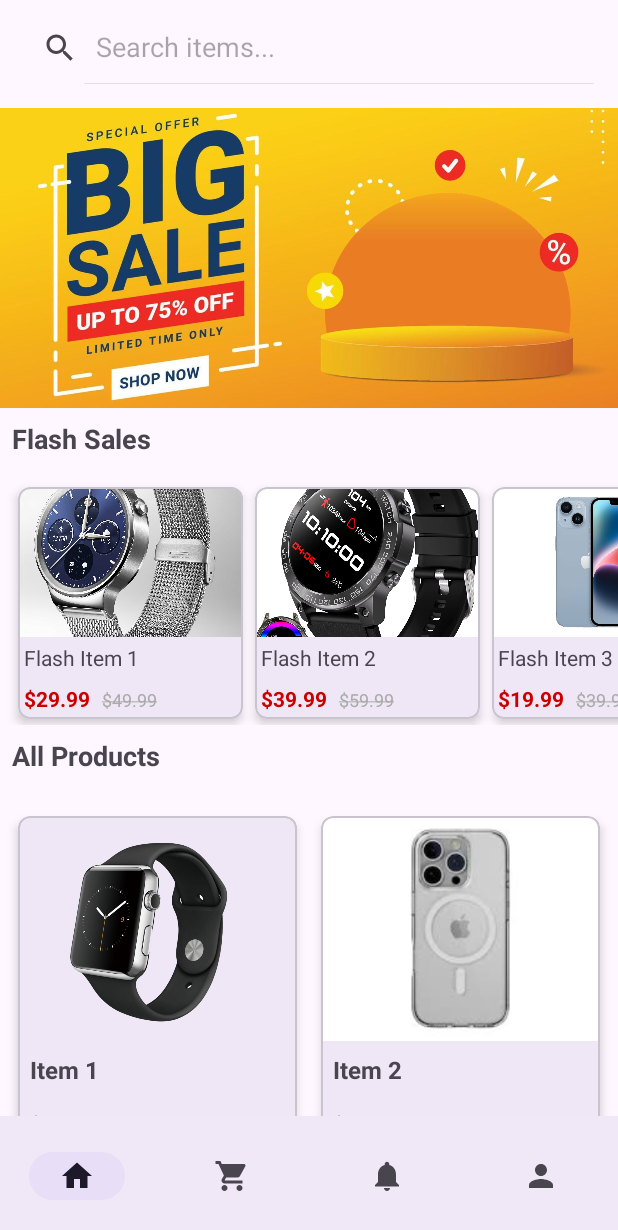
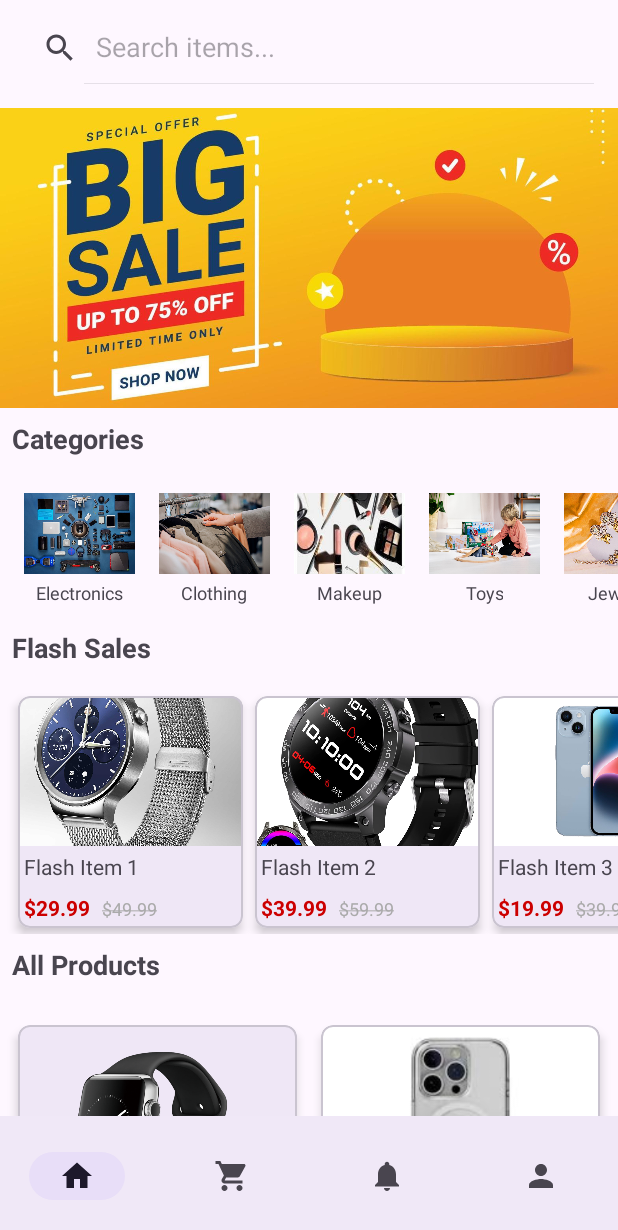
Before and after one commit to SarangaSiriwardhana9/EAD-E_commerce_App, an Android app: the MainActivity screen opened directly, with no data from a screen before it, on a phone screen of 412 x 824 dp. Shown: the top 1230 px of the screen. Run offline under Robolectric (Android 15) with nearby library versions, the phone set to English and light mode, and no system bars.

Commit message:
create category bar

```diff
--- /dev/null
+++ b/app/src/main/java/com/example/ssd_e_commerce/Category/CategoryAdapter.kt
@@ -0,0 +1,30 @@
+package com.example.ssd_e_commerce.Home
+
+import android.view.LayoutInflater
+import android.view.View
+import android.view.ViewGroup
+import android.widget.ImageView
+import android.widget.TextView
+import androidx.recyclerview.widget.RecyclerView
+import com.example.ssd_e_commerce.R
+
+class CategoryAdapter(private val categories: List<CategoryItem>) : RecyclerView.Adapter<CategoryAdapter.CategoryViewHolder>() {
+
+    inner class CategoryViewHolder(itemView: View) : RecyclerView.ViewHolder(itemView) {
+        val imageView: ImageView = itemView.findViewById(R.id.categoryImage)
+        val textView: TextView = itemView.findViewById(R.id.categoryName)
+    }
+
+    override fun onCreateViewHolder(parent: ViewGroup, viewType: Int): CategoryViewHolder {
+        val view = LayoutInflater.from(parent.context).inflate(R.layout.item_category, parent, false)
+        return CategoryViewHolder(view)
+    }
+
+    override fun onBindViewHolder(holder: CategoryViewHolder, position: Int) {
+        val category = categories[position]
+        holder.imageView.setImageResource(category.imageResourceId)
+        holder.textView.text = category.name
+    }
+
+    override fun getItemCount(): Int = categories.size
+}
--- /dev/null
+++ b/app/src/main/java/com/example/ssd_e_commerce/Category/CategoryItem.kt
@@ -0,0 +1,6 @@
+package com.example.ssd_e_commerce.Home
+
+data class CategoryItem(
+    val name: String,
+    val imageResourceId: Int
+)
--- a/app/src/main/java/com/example/ssd_e_commerce/Home/MainActivity.kt
+++ b/app/src/main/java/com/example/ssd_e_commerce/Home/MainActivity.kt
@@ -16,6 +16,10 @@ import com.example.ssd_e_commerce.databinding.ActivityMainBinding
 class MainActivity : AppCompatActivity() {
 
     private lateinit var binding: ActivityMainBinding
+    private lateinit var categoryAdapter: CategoryAdapter
+    private val categories = mutableListOf<CategoryItem>()
+    private lateinit var categoryRunnable: Runnable
+    private val categoryHandler = android.os.Handler()
 
     override fun onCreate(savedInstanceState: Bundle?) {
         super.onCreate(savedInstanceState)
@@ -47,12 +51,40 @@ class MainActivity : AppCompatActivity() {
             }
         }
     }
+
     private fun setupHomeScreen() {
         setupSearchBar()
         setupImageSlider()
+        setupCategorySlider()
         setupFlashSaleSlider()
         setupItemCards()
     }
+
+
+    private fun setupCategorySlider() {
+        categories.addAll(listOf(
+            CategoryItem("Electronics", R.drawable.electronic),
+            CategoryItem("Clothing", R.drawable.clothing),
+            CategoryItem("Makeup", R.drawable.makeup),
+            CategoryItem("Toys", R.drawable.toys),
+            CategoryItem("Jewelry", R.drawable.jewelry),
+            CategoryItem("Shoes", R.drawable.shoes)
+        ))
+
+        categoryAdapter = CategoryAdapter(categories)
+        binding.categoryRecyclerView.layoutManager = LinearLayoutManager(this, LinearLayoutManager.HORIZONTAL, false)
+        binding.categoryRecyclerView.adapter = categoryAdapter
+
+        // Auto slide for categories
+        categoryRunnable = object : Runnable {
+            override fun run() {
+                binding.categoryRecyclerView.smoothScrollToPosition((binding.categoryRecyclerView.layoutManager as LinearLayoutManager).findFirstVisibleItemPosition() + 1)
+                categoryHandler.postDelayed(this, 3000) // Slide every 3 seconds
+            }
+        }
+        categoryHandler.postDelayed(categoryRunnable, 3000)
+    }
+
 
     private fun setupSearchBar() {
         binding.searchBar.setOnQueryTextListener(object : androidx.appcompat.widget.SearchView.OnQueryTextListener {
@@ -117,4 +149,9 @@ class MainActivity : AppCompatActivity() {
         binding.recyclerView.layoutManager = GridLayoutManager(this, 2)
         binding.recyclerView.adapter = adapter
     }
+
+    override fun onDestroy() {
+        super.onDestroy()
+        categoryHandler.removeCallbacks(categoryRunnable)
+    }
 }
--- /dev/null
+++ b/app/src/main/res/drawable/placeholder_image.xml
@@ -0,0 +1,6 @@
+<?xml version="1.0" encoding="utf-8"?>
+<shape xmlns:android="http://schemas.android.com/apk/res/android"
+    android:shape="rectangle">
+    <solid android:color="#CCCCCC" />
+    <size android:width="70dp" android:height="56dp" />
+</shape>
--- a/app/src/main/res/layout/activity_main.xml
+++ b/app/src/main/res/layout/activity_main.xml
@@ -31,6 +31,23 @@
                 android:layout_width="match_parent"
                 android:layout_height="200dp"
                 android:layout_marginTop="8dp" />
+
+            <TextView
+                android:layout_width="match_parent"
+                android:layout_height="wrap_content"
+                android:text="Categories"
+                android:textSize="18sp"
+                android:textStyle="bold"
+                android:padding="8dp" />
+
+            <androidx.recyclerview.widget.RecyclerView
+                android:id="@+id/categoryRecyclerView"
+                android:layout_width="match_parent"
+                android:layout_height="wrap_content"
+                android:layout_marginTop="8dp"
+                android:clipToPadding="false"
+                android:paddingStart="8dp"
+                android:paddingEnd="8dp" />
 
             <TextView
                 android:layout_width="match_parent"
--- /dev/null
+++ b/app/src/main/res/layout/item_category.xml
@@ -0,0 +1,24 @@
+<?xml version="1.0" encoding="utf-8"?>
+<LinearLayout
+    xmlns:android="http://schemas.android.com/apk/res/android"
+    android:layout_width="wrap_content"
+    android:layout_height="wrap_content"
+    android:orientation="vertical"
+    android:padding="8dp"
+    android:gravity="center">
+
+    <ImageView
+        android:id="@+id/categoryImage"
+        android:layout_width="74dp"
+        android:layout_height="54dp"
+        android:scaleType="centerCrop" />
+
+    <TextView
+        android:id="@+id/categoryName"
+        android:layout_width="wrap_content"
+        android:layout_height="wrap_content"
+        android:layout_marginTop="4dp"
+        android:textSize="12sp"
+        android:textAlignment="center" />
+
+</LinearLayout>
```
Also changed, not shown: app/src/main/res/drawable/clothing.jpg (added), app/src/main/res/drawable/electronic.jpeg (added), app/src/main/res/drawable/jewelry.jpg (added), app/src/main/res/drawable/makeup.jpeg (added), app/src/main/res/drawable/makup.webp (added), app/src/main/res/drawable/shoes.jpeg (added), app/src/main/res/drawable/toys.png (added).
